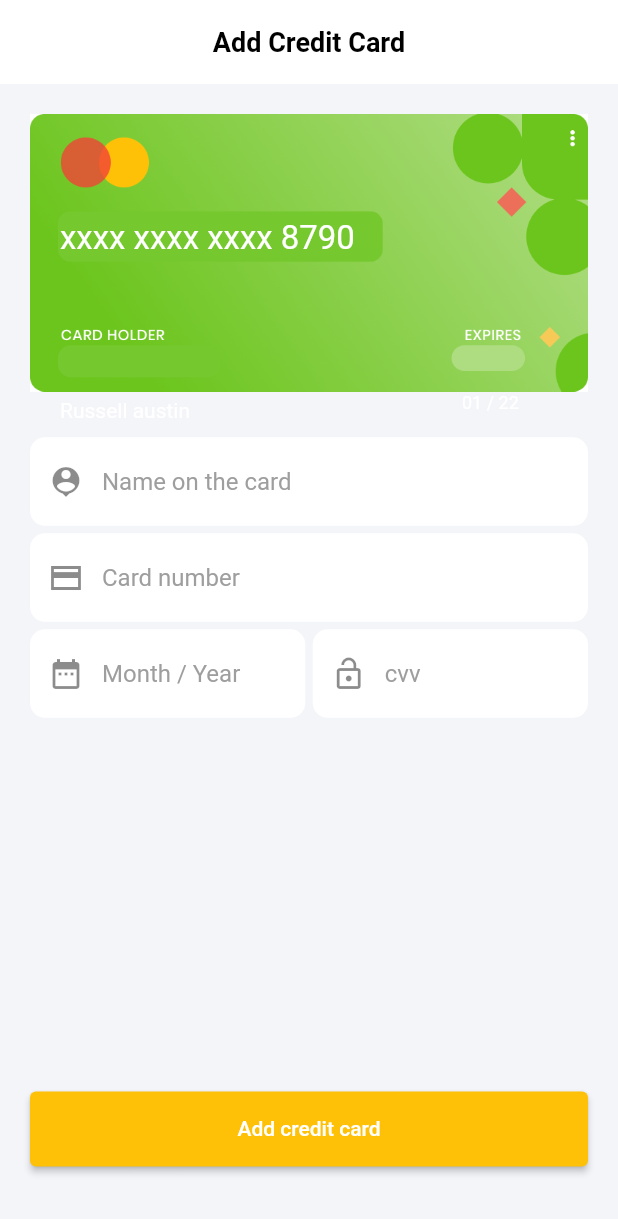
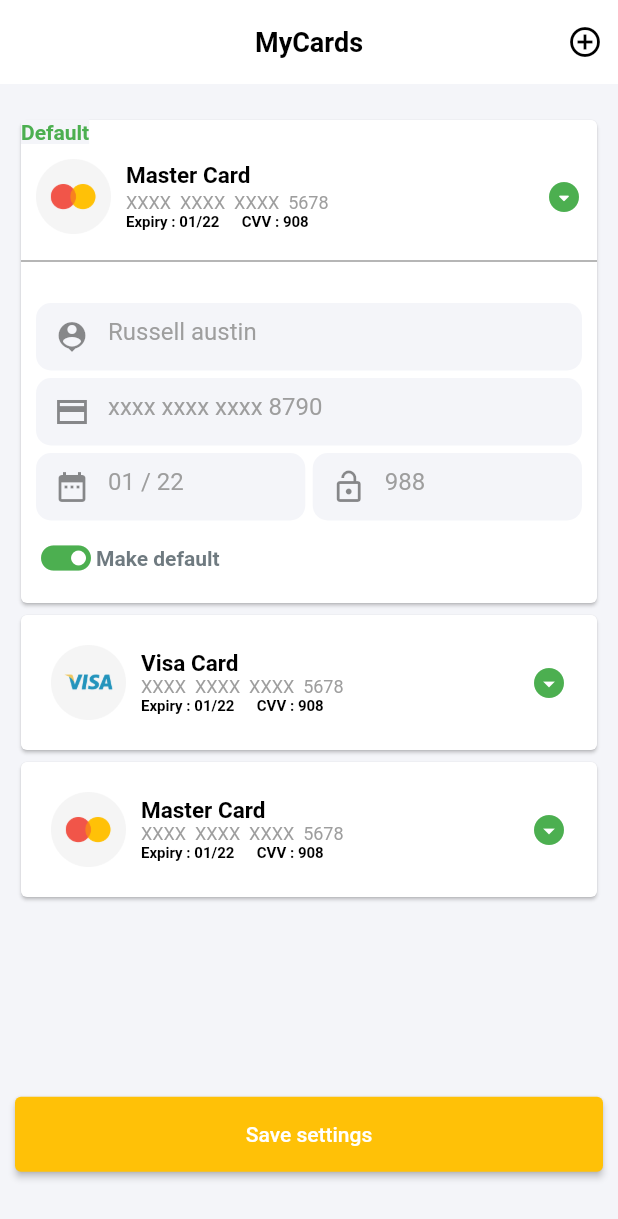
Before and after one commit to mohamedKhalid1/e_commerce_app, a Flutter app: the screen it shows after launch, on a phone screen of 412 x 824 dp. Shown: the top 1219 px of the screen. Run offline on Flutter 3.47's test engine with Material 2 defaults, Android fonts, the phone set to English and light mode, and no system bars; our stand-ins replace firebase_auth, firebase_core, pin_code_fields; accounts and stored records are empty; Roboto replaces fonts that are missing (Poppins).

Commit message:
My Cards Screen

```diff
--- a/lib/main.dart
+++ b/lib/main.dart
@@ -8,6 +8,7 @@ import 'package:e_commerce_app/views/screens/main_screens/home_screen.dart';
 import 'package:e_commerce_app/views/screens/main_screens/main_screen.dart';
 import 'package:e_commerce_app/views/screens/main_screens/product_details_screen.dart';
 import 'package:e_commerce_app/views/screens/main_screens/product_screen.dart';
+import 'package:e_commerce_app/views/screens/my_cards.dart';
 import 'package:e_commerce_app/views/screens/pageView_screens/pageView_1.dart';
 import 'package:e_commerce_app/views/screens/pageView_screens/pageView_2.dart';
 import 'package:e_commerce_app/views/screens/pageView_screens/pageView_3.dart';
@@ -71,8 +72,9 @@ class MyApp extends StatelessWidget {
         ProductDetailsScreen.route: (context) => const ProductDetailsScreen(),
         ProductScreen.route: (context) => const ProductScreen(),
         AddCreditCardScreen.route: (context) => AddCreditCardScreen(),
+        MyCards.route: (context) => MyCards(),
       },
-      initialRoute:AddCreditCardScreen.route,
+      initialRoute:MyCards.route,
     );
   }
 }
--- /dev/null
+++ b/lib/views/screens/my_cards.dart
@@ -0,0 +1,392 @@
+import 'package:flutter/material.dart';
+
+class MyCards extends StatelessWidget {
+  MyCards({Key? key}) : super(key: key);
+  static const String route = "myCards";
+
+  final GlobalKey formKey = GlobalKey<FormState>();
+  final TextEditingController cardName = TextEditingController();
+
+  final TextEditingController cardNumber = TextEditingController();
+
+  final TextEditingController date = TextEditingController();
+
+  final TextEditingController cvv = TextEditingController();
+
+  String creditName = "Russell austin";
+
+  String creditNumber = "xxxx xxxx xxxx 8790";
+
+  String creditDate = "01 / 22";
+  String creditCVV = "988";
+
+  @override
+  Widget build(BuildContext context) {
+    return Scaffold(
+      backgroundColor: const Color(0xFFF4F5F9),
+      appBar: AppBar(
+        elevation: 0,
+        backgroundColor: Colors.white,
+        title: const Text(
+          "MyCards",
+          style: TextStyle(
+              fontFamily: 'Poppins',
+              fontWeight: FontWeight.bold,
+              fontSize: 18,
+              color: Colors.black),
+        ),
+        centerTitle: true,
+        actions: const [
+          Icon(
+            Icons.add_circle_outline,
+            color: Colors.black,
+          ),
+          SizedBox(
+            width: 10,
+          ),
+        ],
+      ),
+      body: SingleChildScrollView(
+        child: SizedBox(
+          height: MediaQuery.of(context).size.height * 0.88,
+          child: Padding(
+            padding: const EdgeInsets.only(left: 10, right: 10, top: 20),
+            child: Column(
+              children: [
+                Card(
+                  color: Colors.white,
+                  child: Column(
+                    crossAxisAlignment: CrossAxisAlignment.start,
+                    children: [
+                      const Text(
+                        "Default ",
+                        style: TextStyle(
+                            color: Colors.green,
+                            fontWeight: FontWeight.bold,
+                            backgroundColor: Color(0xFFF4F5F9)),
+                      ),
+                      Padding(
+                        padding: const EdgeInsets.all(10),
+                        child: Row(
+                          children: [
+                            Padding(
+                              padding: const EdgeInsets.only(right: 10),
+                              child: Image.asset(
+                                "assets/images/master_card.png",
+                                width: 50,
+                              ),
+                            ),
+                            Column(
+                              mainAxisAlignment: MainAxisAlignment.spaceBetween,
+                              crossAxisAlignment: CrossAxisAlignment.start,
+                              children: const [
+                                Text(
+                                  "Master Card",
+                                  style: TextStyle(
+                                      color: Colors.black,
+                                      fontWeight: FontWeight.bold,
+                                      fontSize: 15),
+                                ),
+                                SizedBox(
+                                  height: 2,
+                                ),
+                                Text(
+                                  "XXXX  XXXX  XXXX  5678",
+                                  style: TextStyle(
+                                      color: Colors.grey, fontSize: 12),
+                                ),
+                                Text(
+                                  "Expiry : 01/22      CVV : 908",
+                                  style: TextStyle(
+                                      color: Colors.black,
+                                      fontWeight: FontWeight.bold,
+                                      fontSize: 10),
+                                ),
+                              ],
+                            ),
+                            const Spacer(),
+                            const Icon(
+                              Icons.arrow_drop_down_circle_rounded,
+                              color: Colors.green,
+                            )
+                          ],
+                        ),
+                      ),
+                      const Divider(
+                        color: Colors.grey,
+                        thickness: 1,
+                      ),
+                      Padding(
+                        padding: const EdgeInsets.all(10),
+                        child: Form(
+                          key: formKey,
+                          child: Column(
+                            children: [
+                              const SizedBox(
+                                height: 10,
+                              ),
+                              SizedBox(
+                                height: 45,
+                                child: TextFormField(
+                                  validator: (value) {
+                                    if (value?.length == 0) {
+                                      return "please enter card name";
+                                    }
+                                  },
+                                  keyboardType: TextInputType.name,
+                                  controller: cardName,
+                                  decoration: InputDecoration(
+                                      prefixIcon: const Icon(
+                                        Icons.person_pin,
+                                      ),
+                                      filled: true,
+                                      fillColor: const Color(0xFFF4F5F9),
+                                      hintText: creditName,
+                                      hintStyle:
+                                          const TextStyle(color: Colors.grey),
+                                      border: OutlineInputBorder(
+                                          borderSide: BorderSide.none,
+                                          borderRadius:
+                                              BorderRadius.circular(10))),
+                                ),
+                              ),
+                              const SizedBox(
+                                height: 5,
+                              ),
+                              SizedBox(
+                                height: 45,
+                                child: TextFormField(
+                                  validator: (value) {
+                                    if (value?.length == 0) {
+                                      return "please enter card number";
+                                    }
+                                  },
+                                  keyboardType: TextInputType.number,
+                                  controller: cardNumber,
+                                  decoration: InputDecoration(
+                                      prefixIcon: const Icon(
+                                        Icons.credit_card_sharp,
+                                      ),
+                                      filled: true,
+                                      fillColor: const Color(0xFFF4F5F9),
+                                      hintText: creditNumber,
+                                      hintStyle:
+                                          const TextStyle(color: Colors.grey),
+                                      border: OutlineInputBorder(
+                                          borderSide: BorderSide.none,
+                                          borderRadius:
+                                              BorderRadius.circular(10))),
+                                  cursorColor: Colors.white,
+                                ),
+                              ),
+                              const SizedBox(
+                                height: 5,
+                              ),
+                              SizedBox(
+                                child: Row(
+                                  children: [
+                                    Expanded(
+                                      child: SizedBox(
+                                        height: 45,
+                                        child: TextFormField(
+                                          validator: (value) {
+                                            if (value?.length == 0) {
+                                              return "please enter date";
+                                            }
+                                          },
+                                          keyboardType: TextInputType.datetime,
+                                          controller: date,
+                                          decoration: InputDecoration(
+                                              prefixIcon: const Icon(
+                                                Icons.date_range,
+                                              ),
+                                              filled: true,
+                                              fillColor:
+                                                  const Color(0xFFF4F5F9),
+                                              hintText: creditDate,
+                                              hintStyle: const TextStyle(
+                                                  color: Colors.grey),
+                                              border: OutlineInputBorder(
+                                                  borderSide: BorderSide.none,
+                                                  borderRadius:
+                                                      BorderRadius.circular(
+                                                          10))),
+                                          cursorColor: Colors.white,
+                                        ),
+                                      ),
+                                    ),
+                                    const SizedBox(
+                                      width: 5,
+                                    ),
+                                    Expanded(
+                                      child: SizedBox(
+                                        height: 45,
+                                        child: TextFormField(
+                                          validator: (value) {
+                                            if (value?.length == 0) {
+                                              return "please enter cvv";
+                                            }
+                                          },
+                                          controller: cvv,
+                                          decoration: InputDecoration(
+                                              prefixIcon: const Icon(
+                                                Icons.lock_open,
+                                              ),
+                                              filled: true,
+                                              fillColor:
+                                                  const Color(0xFFF4F5F9),
+                                              hintText: creditCVV,
+                                              hintStyle: const TextStyle(
+                                                  color: Colors.grey),
+                                              border: OutlineInputBorder(
+                                                  borderSide: BorderSide.none,
+                                                  borderRadius:
+                                                      BorderRadius.circular(
+                                                          10))),
+                                          cursorColor: Colors.white,
+                                        ),
+                                      ),
+                                    ),
+                                  ],
+                                ),
+                              ),
+                              const SizedBox(
+                                height: 5,
+                              ),
+                              Row(
+                                children: [
+                                  Icon(
+                                    Icons.toggle_on_rounded,
+                                    color: Colors.green,
+                                    size: 40,
+                                  ),
+                                  Text(
+                                    "Make default",
+                                    style:
+                                        TextStyle(fontWeight: FontWeight.bold),
+                                  ),
+                                ],
+                              )
+                            ],
+                          ),
+                        ),
+                      ),
+                    ],
+                  ),
+                ),
+                Card(
+                  color: Colors.white,
+                  child: Padding(
+                    padding: const EdgeInsets.all(20),
+                    child: Row(
+                      children: [
+                        Padding(
+                          padding: const EdgeInsets.only(right: 10),
+                          child: Image.asset(
+                            "assets/images/visa.png",
+                            width: 50,
+                          ),
+                        ),
+                        Column(
+                          mainAxisAlignment: MainAxisAlignment.spaceBetween,
+                          crossAxisAlignment: CrossAxisAlignment.start,
+                          children: const [
+                            Text(
+                              "Visa Card",
+                              style: TextStyle(
+                                  color: Colors.black,
+                                  fontWeight: FontWeight.bold,
+                                  fontSize: 15),
+                            ),
+                            Text(
+                              "XXXX  XXXX  XXXX  5678",
+                              style:
+                                  TextStyle(color: Colors.grey, fontSize: 12),
+                            ),
+                            Text(
+                              "Expiry : 01/22      CVV : 908",
+                              style: TextStyle(
+                                  color: Colors.black,
+                                  fontWeight: FontWeight.bold,
+                                  fontSize: 10),
+                            ),
+                          ],
+                        ),
+                        const Spacer(),
+                        const Icon(
+                          Icons.arrow_drop_down_circle_sharp,
+                          color: Colors.green,
+                        )
+                      ],
+                    ),
+                  ),
+                ),
+                Card(
+                  color: Colors.white,
+                  child: Padding(
+                    padding: const EdgeInsets.all(20),
+                    child: Row(
+                      children: [
+                        Padding(
+                          padding: const EdgeInsets.only(right: 10),
+                          child: Image.asset(
+                            "assets/images/master_card.png",
+                            width: 50,
+                          ),
+                        ),
+                        Column(
+                          mainAxisAlignment: MainAxisAlignment.spaceBetween,
+                          crossAxisAlignment: CrossAxisAlignment.start,
+                          children: const [
+                            Text(
+                              "Master Card",
+                              style: TextStyle(
+                                  color: Colors.black,
+                                  fontWeight: FontWeight.bold,
+                                  fontSize: 15),
+                            ),
+                            Text(
+                              "XXXX  XXXX  XXXX  5678",
+                              style:
+                                  TextStyle(color: Colors.grey, fontSize: 12),
+                            ),
+                            Text(
+                              "Expiry : 01/22      CVV : 908",
+                              style: TextStyle(
+                                  color: Colors.black,
+                                  fontWeight: FontWeight.bold,
+                                  fontSize: 10),
+                            ),
+                          ],
+                        ),
+                        const Spacer(),
+                        const Icon(
+                          Icons.arrow_drop_down_circle_sharp,
+                          color: Colors.green,
+                        )
+                      ],
+                    ),
+                  ),
+                ),
+                Spacer(),
+                SizedBox(
+                  width: double.infinity,
+                  height: 50,
+                  child: ElevatedButton(
+                    onPressed: () {
+                      //if (formKey.currentState!.validate()) {}
+                      //Navigator.of(context).pushNamed(PageView2.route);
+                    },
+                    style: ElevatedButton.styleFrom(
+                        backgroundColor: const Color(0xFFFFC107)),
+                    child: const Text("Save settings"),
+                  ),
+                ),
+              ],
+            ),
+          ),
+        ),
+      ),
+    );
+  }
+}
```
Also changed, not shown: assets/images/master_card.png (added), assets/images/visa.png (added).
